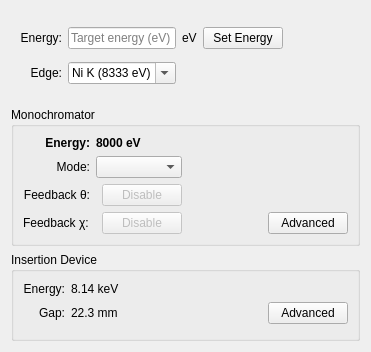
spc-group/haven, file firefly/energy.ui: the form before one commit.
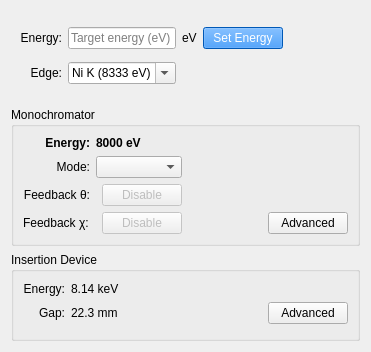
The form after the commit. Custom widgets are drawn as their Qt base class.

Commit message: Made 'set energy' button blue.

The edit to the form file:
```diff
--- a/firefly/energy.ui
+++ b/firefly/energy.ui
@@ -72,6 +72,9 @@
           <property name="toolTip">
            <string>Queue a plan to change the X-ray energy.</string>
           </property>
+          <property name="styleSheet">
+           <string notr="true">background-color: rgb(0, 123, 255); color: white; border-color: rgb(0, 123, 255)</string>
+          </property>
           <property name="text">
            <string>Set Energy</string>
           </property>
```
